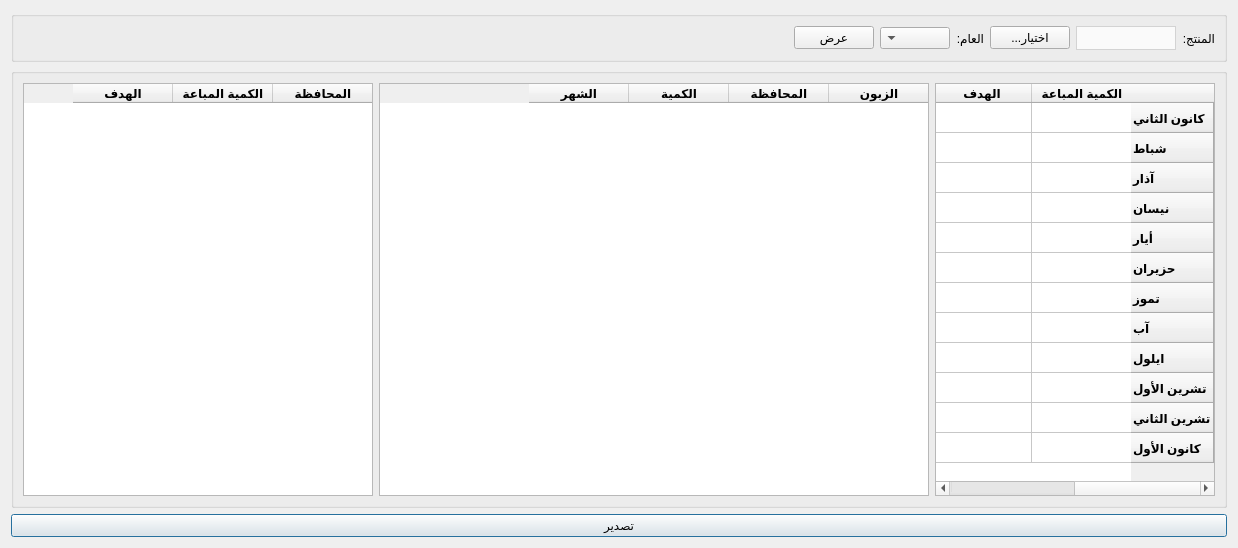
The window that Ui_Sales_Target_Report.ui (rabee361/E-commerce2) describes before a commit, drawn with Qt 5.
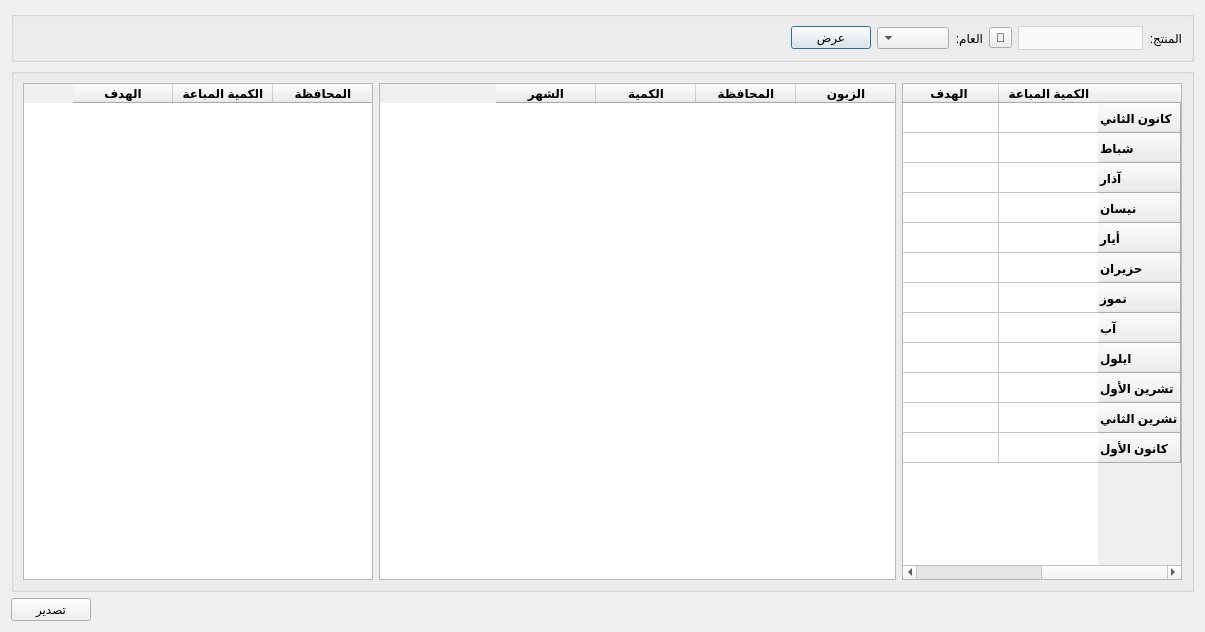
The same window after the commit.

The edit to the form file:
```diff
--- a/Ui_Sales_Target_Report.ui
+++ b/Ui_Sales_Target_Report.ui
@@ -9,8 +9,8 @@
    <rect>
     <x>0</x>
     <y>0</y>
-    <width>1238</width>
-    <height>548</height>
+    <width>1205</width>
+    <height>632</height>
    </rect>
   </property>
   <property name="windowTitle">
@@ -23,7 +23,121 @@
    <bool>true</bool>
   </property>
   <layout class="QGridLayout" name="gridLayout_2">
-   <item row="2" column="0">
+   <item row="0" column="0" colspan="2">
+    <widget class="QGroupBox" name="groupBox">
+     <property name="maximumSize">
+      <size>
+       <width>16777215</width>
+       <height>16777215</height>
+      </size>
+     </property>
+     <property name="layoutDirection">
+      <enum>Qt::RightToLeft</enum>
+     </property>
+     <property name="title">
+      <string/>
+     </property>
+     <layout class="QGridLayout" name="gridLayout">
+      <item row="0" column="11">
+       <spacer name="horizontalSpacer_3">
+        <property name="orientation">
+         <enum>Qt::Horizontal</enum>
+        </property>
+        <property name="sizeHint" stdset="0">
+         <size>
+          <width>764</width>
+          <height>20</height>
+         </size>
+        </property>
+       </spacer>
+      </item>
+      <item row="0" column="1">
+       <widget class="QComboBox" name="products_combobox">
+        <property name="minimumSize">
+         <size>
+          <width>125</width>
+          <height>0</height>
+         </size>
+        </property>
+        <property name="maximumSize">
+         <size>
+          <width>16777215</width>
+          <height>16777215</height>
+         </size>
+        </property>
+        <property name="styleSheet">
+         <string notr="true">QComboBox {
+        background-color: #fafafa;
+        border: 1px solid lightgrey;		
+		height: 22px;
+		color: black;
+    }
+    QComboBox::drop-down {
+        border: none;
+    }</string>
+        </property>
+       </widget>
+      </item>
+      <item row="0" column="3">
+       <widget class="QLabel" name="label_2">
+        <property name="maximumSize">
+         <size>
+          <width>16777215</width>
+          <height>16777215</height>
+         </size>
+        </property>
+        <property name="text">
+         <string>العام:</string>
+        </property>
+       </widget>
+      </item>
+      <item row="0" column="5">
+       <widget class="QPushButton" name="calc_btn">
+        <property name="maximumSize">
+         <size>
+          <width>16777215</width>
+          <height>16777215</height>
+         </size>
+        </property>
+        <property name="text">
+         <string>عرض</string>
+        </property>
+       </widget>
+      </item>
+      <item row="0" column="0">
+       <widget class="QLabel" name="label">
+        <property name="maximumSize">
+         <size>
+          <width>16777215</width>
+          <height>16777215</height>
+         </size>
+        </property>
+        <property name="text">
+         <string>المنتج:</string>
+        </property>
+       </widget>
+      </item>
+      <item row="0" column="4">
+       <widget class="QComboBox" name="year_combobox">
+        <property name="maximumSize">
+         <size>
+          <width>16777215</width>
+          <height>16777215</height>
+         </size>
+        </property>
+       </widget>
+      </item>
+      <item row="0" column="2">
+       <widget class="QToolButton" name="products_btn">
+        <property name="text">
+         <string>🔎</string>
+        </property>
+       </widget>
+      </item>
+     </layout>
+    </widget>
+   </item>
+   <item row="1" column="0" colspan="2">
     <widget class="QGroupBox" name="groupBox_3">
      <property name="title">
       <string/>
@@ -287,11 +401,11 @@
      </layout>
     </widget>
    </item>
-   <item row="3" column="0">
+   <item row="2" column="1">
     <widget class="QPushButton" name="export_btn">
      <property name="maximumSize">
       <size>
-       <width>1677750</width>
+       <width>16777215</width>
        <height>16777215</height>
       </size>
      </property>
@@ -300,119 +414,18 @@
      </property>
     </widget>
    </item>
-   <item row="0" column="0">
-    <widget class="QGroupBox" name="groupBox">
-     <property name="maximumSize">
-      <size>
-       <width>16777215</width>
-       <height>16777215</height>
-      </size>
-     </property>
-     <property name="layoutDirection">
-      <enum>Qt::RightToLeft</enum>
-     </property>
-     <property name="title">
-      <string/>
-     </property>
-     <layout class="QGridLayout" name="gridLayout">
-      <item row="0" column="11">
-       <spacer name="horizontalSpacer_3">
+   <item row="2" column="0">
+    <spacer name="horizontalSpacer">
         <property name="orientation">
          <enum>Qt::Horizontal</enum>
         </property>
         <property name="sizeHint" stdset="0">
          <size>
-          <width>764</width>
+       <width>1206</width>
           <height>20</height>
          </size>
         </property>
        </spacer>
-      </item>
-      <item row="0" column="3">
-       <widget class="QLabel" name="label_2">
-        <property name="maximumSize">
-         <size>
-          <width>40</width>
-          <height>16777215</height>
-         </size>
-        </property>
-        <property name="text">
-         <string>العام:</string>
-        </property>
-       </widget>
-      </item>
-      <item row="0" column="5">
-       <widget class="QPushButton" name="calc_btn">
-        <property name="maximumSize">
-         <size>
-          <width>100</width>
-          <height>16777215</height>
-         </size>
-        </property>
-        <property name="text">
-         <string>عرض</string>
-        </property>
-       </widget>
-      </item>
-      <item row="0" column="4">
-       <widget class="QComboBox" name="year_combobox">
-        <property name="maximumSize">
-         <size>
-          <width>70</width>
-          <height>16777215</height>
-         </size>
-        </property>
-       </widget>
-      </item>
-      <item row="0" column="2">
-       <widget class="QPushButton" name="products_btn">
-        <property name="text">
-         <string>...اختيار</string>
-        </property>
-       </widget>
-      </item>
-      <item row="0" column="1">
-       <widget class="QComboBox" name="products_combobox">
-        <property name="minimumSize">
-         <size>
-          <width>100</width>
-          <height>0</height>
-         </size>
-        </property>
-        <property name="maximumSize">
-         <size>
-          <width>16777215</width>
-          <height>16777215</height>
-         </size>
-        </property>
-        <property name="styleSheet">
-         <string notr="true">QComboBox {
-        background-color: #fafafa;
-        border: 1px solid lightgrey;		
-		height: 22px;
-		color: black;
-    }
-    QComboBox::drop-down {
-        border: none;
-    }</string>
-        </property>
-       </widget>
-      </item>
-      <item row="0" column="0">
-       <widget class="QLabel" name="label">
-        <property name="maximumSize">
-         <size>
-          <width>40</width>
-          <height>16777215</height>
-         </size>
-        </property>
-        <property name="text">
-         <string>المنتج:</string>
-        </property>
-       </widget>
-      </item>
-     </layout>
-    </widget>
    </item>
   </layout>
  </widget>
```
Lines whose indentation alone changed are shown as unchanged.
